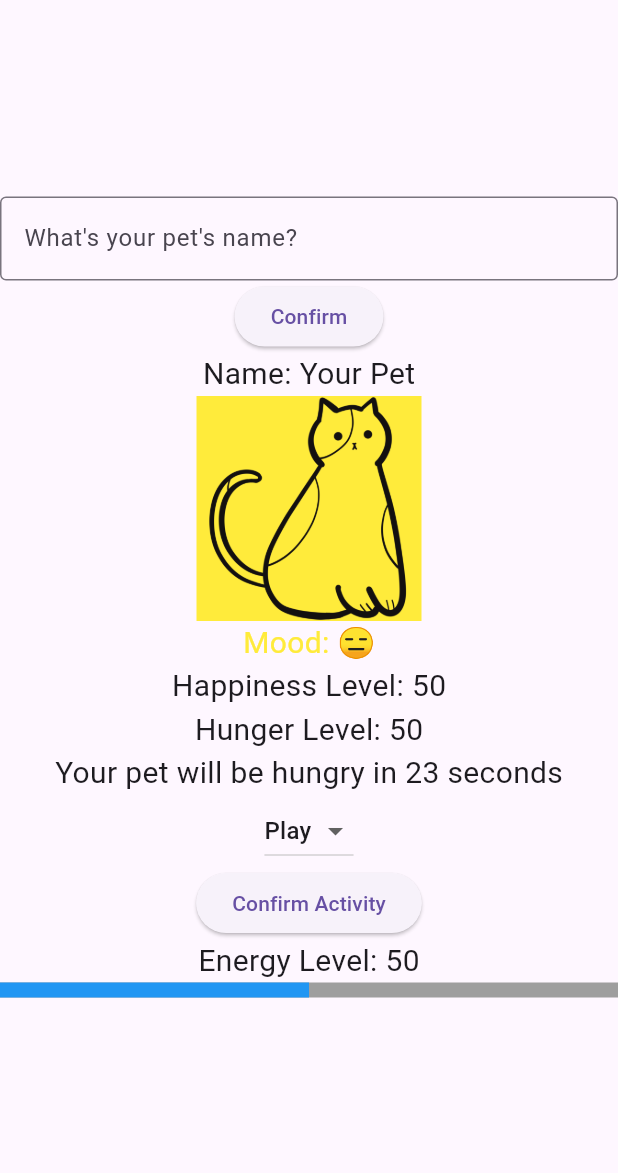
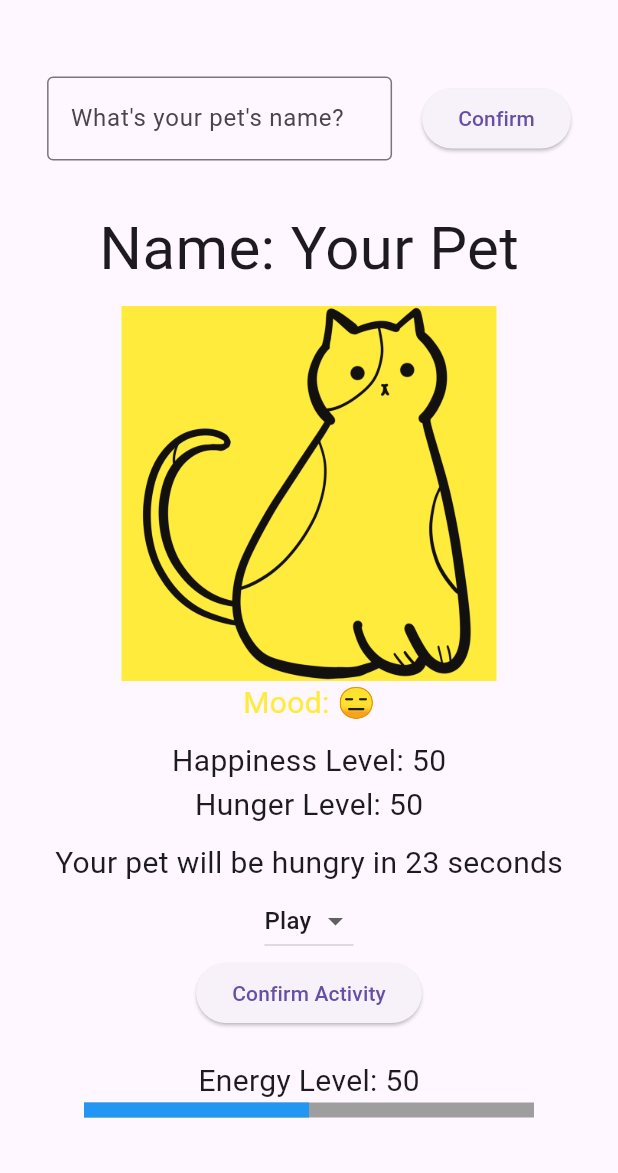
Before and after one commit to Ruhisawant/Digital_Pet_App, a Flutter app: the screen it shows after launch, on a phone screen of 412 x 824 dp, the part 63-1236 px from its top. Run offline on Flutter 3.47's test engine with Material 3 defaults, Android fonts, the phone set to English and light mode, and no system bars.

Commit message:
Improved UI

```diff
--- a/lib/main.dart
+++ b/lib/main.dart
@@ -121,13 +121,22 @@ class _DigitalPetAppState extends State<DigitalPetApp> {
         child: Column(
           mainAxisAlignment: MainAxisAlignment.center,
           children: <Widget>[
-            TextField(
+            Row(
+              mainAxisAlignment: MainAxisAlignment.center,
+              children: [
+                SizedBox(
+                  width: 230,
+                  child: TextField(
                     controller: _controller,
+                    textAlign: TextAlign.center,
                     decoration: const InputDecoration(
-                labelText: 'What\'s your pet\'s name?',
+                      labelText: "What's your pet's name?",
                       border: OutlineInputBorder(),
                     ),
                   ),
+                ),
+
+                const SizedBox(width: 20),
                 ElevatedButton(
                   onPressed: () {
                     setState(() {
@@ -136,21 +145,29 @@ class _DigitalPetAppState extends State<DigitalPetApp> {
                   },
                   child: const Text('Confirm'),
                 ),
-            Text('Name: $petName', style: const TextStyle(fontSize: 20.0)),
+              ],
+            ),
+
+            const SizedBox(height: 30),
+            Text('Name: $petName', style: const TextStyle(fontSize: 40.0)),
+
+            const SizedBox(height: 10),
             Container(
-              width: 150,
-              height: 150,
+              width: 250,
+              height: 250,
               color: petColor(),
               child: Image.asset('assets/images/cat.png', fit: BoxFit.cover),
             ),
-            Text('Mood: ${petMood()}',
-                style: TextStyle(fontSize: 20.0, color: petColor())),
-            Text('Happiness Level: $happinessLevel',
-                style: const TextStyle(fontSize: 20.0)),
-            Text('Hunger Level: $hungerLevel',
-                style: const TextStyle(fontSize: 20.0)),
-            Text('Your pet will be hungry in $_seconds seconds',
-                style: const TextStyle(fontSize: 20.0)),
+
+            Text('Mood: ${petMood()}', style: TextStyle(fontSize: 20.0, color: petColor())),
+
+            const SizedBox(height: 10),
+            Text('Happiness Level: $happinessLevel', style: const TextStyle(fontSize: 20.0)),
+            Text('Hunger Level: $hungerLevel', style: const TextStyle(fontSize: 20.0)),
+
+            const SizedBox(height: 10),
+            Text('Your pet will be hungry in $_seconds seconds', style: const TextStyle(fontSize: 20.0)),
+
             DropdownButton<String>(
               value: _selectedActivity,
               items: ['Play', 'Feed'].map((String value) {
@@ -165,17 +182,22 @@ class _DigitalPetAppState extends State<DigitalPetApp> {
                 });
               },
             ),
+
             ElevatedButton(
               onPressed: _performActivity,
               child: const Text('Confirm Activity'),
             ),
+            const SizedBox(height: 20),
             Text('Energy Level: $_energyLevel',
                 style: const TextStyle(fontSize: 20.0)),
-            LinearProgressIndicator(
+            SizedBox(
+              width: 300,
+              child: LinearProgressIndicator(
                 value: _energyLevel / 100.0,
                 minHeight: 10.0,
                 backgroundColor: Colors.grey,
                 valueColor: const AlwaysStoppedAnimation<Color>(Colors.blue),
+              ),
             ),
           ],
         ),
```
Lines whose indentation alone changed are shown as unchanged.
